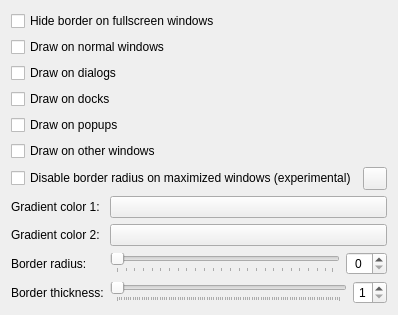
bartekldw/borderglow, file kcm/ui/borderglowconfigform.ui: the form before one commit.
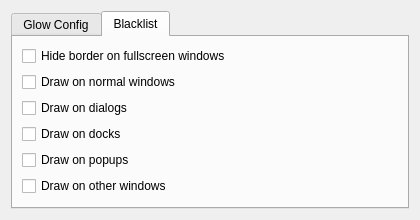
The form after the commit. The open tabs and pages were chosen to show the change. Custom widgets are drawn as their Qt base class.

Commit message:
Split BorderGlow KCM into tabs: Glow Config and Blacklist
Wrap the existing KCM form in a QTabWidget with two pages instead of
a single flat layout

The edit to the form file:
```diff
--- a/kcm/ui/borderglowconfigform.ui
+++ b/kcm/ui/borderglowconfigform.ui
@@ -4,80 +4,15 @@
  <widget class="QWidget" name="BorderGlowConfigForm">
   <layout class="QVBoxLayout" name="mainLayout">
    <item>
-    <widget class="QCheckBox" name="kcfg_SkipFullscreen">
-     <property name="text">
-      <string>Hide border on fullscreen windows</string>
+    <widget class="QTabWidget" name="configTabs">
+     <property name="currentIndex">
+      <number>0</number>
      </property>
-    </widget>
-   </item>
-   <item>
-    <widget class="QCheckBox" name="kcfg_DrawNormalWindows">
-     <property name="text">
-      <string>Draw on normal windows</string>
-     </property>
-    </widget>
-   </item>
-   <item>
-    <widget class="QCheckBox" name="kcfg_DrawDialogs">
-     <property name="text">
-      <string>Draw on dialogs</string>
-     </property>
-    </widget>
-   </item>
-   <item>
-    <widget class="QCheckBox" name="kcfg_DrawDocks">
-     <property name="text">
-      <string>Draw on docks</string>
-     </property>
-    </widget>
-   </item>
-   <item>
-    <widget class="QCheckBox" name="kcfg_DrawPopups">
-     <property name="text">
-      <string>Draw on popups</string>
-     </property>
-    </widget>
-   </item>
-   <item>
-    <widget class="QCheckBox" name="kcfg_DrawOther">
-     <property name="text">
-      <string>Draw on other windows</string>
-     </property>
-    </widget>
-   </item>
-   <item>
-    <layout class="QHBoxLayout" name="disableRadiusLayout">
-     <item>
-      <widget class="QCheckBox" name="kcfg_DisableRadiusMaximized">
-       <property name="text">
-        <string>Disable border radius on maximized windows (experimental)</string>
-       </property>
-      </widget>
-     </item>
-     <item>
-      <widget class="KContextualHelpButton" name="disableRadiusHelp">
-       <property name="contextualHelpText">
-        <string>Removes the corner radius on maximized windows so the glow does not clip against the screen edges.
-
-Note: the maximized state is inferred from the window's geometry so detection is not always accurate. A normal window that happens to match the maximized size will also be drawn with zero radius. This will be improved in a future release.</string>
-       </property>
-      </widget>
-     </item>
-     <item>
-      <spacer name="disableRadiusSpacer">
-       <property name="orientation">
-        <enum>Qt::Horizontal</enum>
-       </property>
-       <property name="sizeHint" stdset="0">
-        <size>
-         <width>0</width>
-         <height>0</height>
-        </size>
-       </property>
-      </spacer>
-     </item>
-    </layout>
-   </item>
+     <widget class="QWidget" name="glowConfigTab">
+      <attribute name="title">
+       <string>Glow Config</string>
+      </attribute>
+      <layout class="QVBoxLayout" name="glowConfigTabLayout">
    <item>
     <layout class="QFormLayout" name="colorFormLayout">
      <item row="0" column="0">
@@ -175,6 +110,118 @@
       </layout>
      </item>
     </layout>
+       </item>
+       <item>
+        <layout class="QHBoxLayout" name="disableRadiusLayout">
+         <item>
+          <widget class="QCheckBox" name="kcfg_DisableRadiusMaximized">
+           <property name="text">
+            <string>Disable border radius on maximized windows (experimental)</string>
+           </property>
+          </widget>
+         </item>
+         <item>
+          <widget class="KContextualHelpButton" name="disableRadiusHelp">
+           <property name="contextualHelpText">
+            <string>Removes the corner radius on maximized windows so the glow does not clip against the screen edges.
+
+Note: the maximized state is inferred from the window's geometry so detection is not always accurate. A normal window that happens to match the maximized size will also be drawn with zero radius. This will be improved in a future release.</string>
+           </property>
+          </widget>
+         </item>
+         <item>
+          <spacer name="disableRadiusSpacer">
+           <property name="orientation">
+            <enum>Qt::Horizontal</enum>
+           </property>
+           <property name="sizeHint" stdset="0">
+            <size>
+             <width>0</width>
+             <height>0</height>
+            </size>
+           </property>
+          </spacer>
+         </item>
+        </layout>
+       </item>
+       <item>
+        <spacer name="glowConfigTabSpacer">
+         <property name="orientation">
+          <enum>Qt::Vertical</enum>
+         </property>
+         <property name="sizeHint" stdset="0">
+          <size>
+           <width>0</width>
+           <height>0</height>
+          </size>
+         </property>
+        </spacer>
+       </item>
+      </layout>
+     </widget>
+     <widget class="QWidget" name="blacklistTab">
+      <attribute name="title">
+       <string>Blacklist</string>
+      </attribute>
+      <layout class="QVBoxLayout" name="blacklistTabLayout">
+       <item>
+        <widget class="QCheckBox" name="kcfg_SkipFullscreen">
+         <property name="text">
+          <string>Hide border on fullscreen windows</string>
+         </property>
+        </widget>
+       </item>
+       <item>
+        <widget class="QCheckBox" name="kcfg_DrawNormalWindows">
+         <property name="text">
+          <string>Draw on normal windows</string>
+         </property>
+        </widget>
+       </item>
+       <item>
+        <widget class="QCheckBox" name="kcfg_DrawDialogs">
+         <property name="text">
+          <string>Draw on dialogs</string>
+         </property>
+        </widget>
+       </item>
+       <item>
+        <widget class="QCheckBox" name="kcfg_DrawDocks">
+         <property name="text">
+          <string>Draw on docks</string>
+         </property>
+        </widget>
+       </item>
+       <item>
+        <widget class="QCheckBox" name="kcfg_DrawPopups">
+         <property name="text">
+          <string>Draw on popups</string>
+         </property>
+        </widget>
+       </item>
+       <item>
+        <widget class="QCheckBox" name="kcfg_DrawOther">
+         <property name="text">
+          <string>Draw on other windows</string>
+         </property>
+        </widget>
+       </item>
+       <item>
+        <spacer name="blacklistTabSpacer">
+         <property name="orientation">
+          <enum>Qt::Vertical</enum>
+         </property>
+         <property name="sizeHint" stdset="0">
+          <size>
+           <width>0</width>
+           <height>0</height>
+          </size>
+         </property>
+        </spacer>
+       </item>
+      </layout>
+     </widget>
+    </widget>
    </item>
   </layout>
  </widget>
```
Lines whose indentation alone changed are shown as unchanged.
